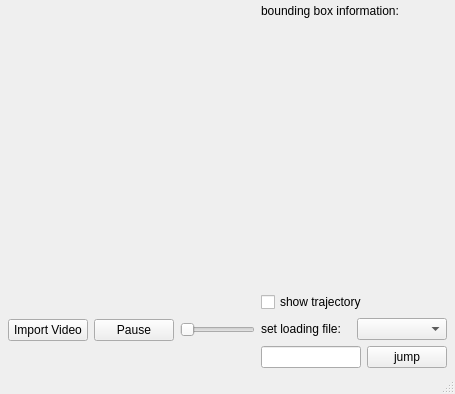
Before: the Qt Designer form mainwindow.ui in Daniel-ShinShen/pythonProject_FaceDetection, drawn with Qt 5.
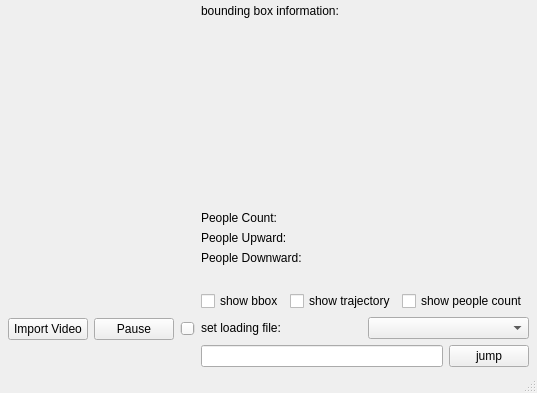
After: the same form once the commit is applied.

Commit message: implement tracking and people counting by loading data

```diff
--- a/mainwindow.ui
+++ b/mainwindow.ui
@@ -6,8 +6,8 @@
    <rect>
     <x>0</x>
     <y>0</y>
-    <width>455</width>
-    <height>394</height>
+    <width>459</width>
+    <height>393</height>
    </rect>
   </property>
   <property name="windowTitle">
@@ -70,6 +70,31 @@
         </property>
        </spacer>
       </item>
+      <item>
+       <layout class="QVBoxLayout" name="verticalLayout_7">
+        <item>
+         <widget class="QLabel" name="label_person_count">
+          <property name="text">
+           <string>People Count:</string>
+          </property>
+         </widget>
+        </item>
+        <item>
+         <widget class="QLabel" name="label_person_up">
+          <property name="text">
+           <string>People Upward:</string>
+          </property>
+         </widget>
+        </item>
+        <item>
+         <widget class="QLabel" name="label_person_down">
+          <property name="text">
+           <string>People Downward:</string>
+          </property>
+         </widget>
+        </item>
+       </layout>
+      </item>
       <item>
        <widget class="QLabel" name="label_frame">
         <property name="text">
@@ -119,11 +144,29 @@
     <item row="4" column="1">
      <layout class="QVBoxLayout" name="verticalLayout_4">
       <item>
-       <widget class="QCheckBox" name="trajectory_checkBox">
-        <property name="text">
-         <string>show trajectory</string>
-        </property>
-       </widget>
+       <layout class="QHBoxLayout" name="horizontalLayout_6">
+        <item>
+         <widget class="QCheckBox" name="bbox_checkBox">
+          <property name="text">
+           <string>show bbox</string>
+          </property>
+         </widget>
+        </item>
+        <item>
+         <widget class="QCheckBox" name="trajectory_checkBox">
+          <property name="text">
+           <string>show trajectory</string>
+          </property>
+         </widget>
+        </item>
+        <item>
+         <widget class="QCheckBox" name="peoplecount_checkBox">
+          <property name="text">
+           <string>show people count</string>
+          </property>
+         </widget>
+        </item>
+       </layout>
       </item>
       <item>
        <layout class="QHBoxLayout" name="horizontalLayout_2">
```
Left out of the diff: 2 changed lines with no effect on the pictures. The commit also changes 1 other file.
